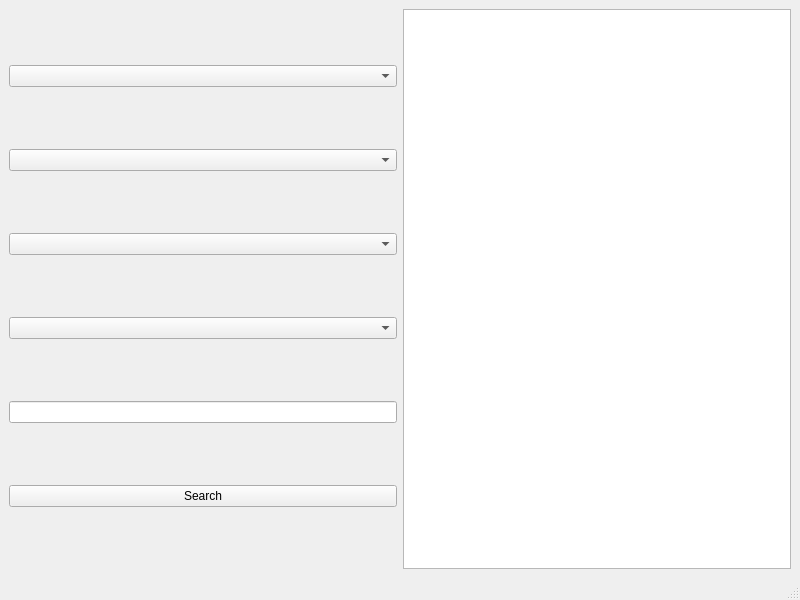
Technohamster-py/mai-db-learn, file ui/mainWindow.ui: the form before one commit.
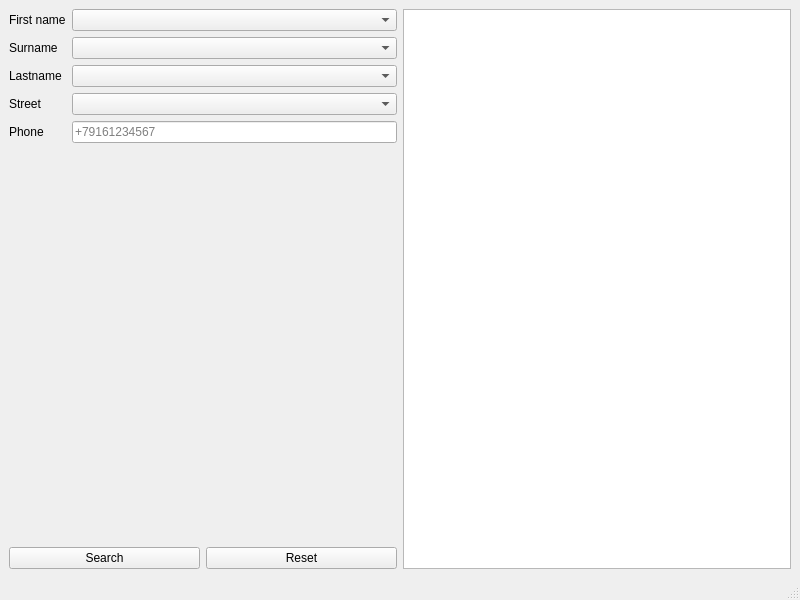
The form after the commit.

Commit message: Changed main layout

What changed in the file:
```diff
--- a/ui/mainWindow.ui
+++ b/ui/mainWindow.ui
@@ -18,20 +18,87 @@
     <item>
      <layout class="QVBoxLayout" name="serachLayout">
       <item>
+       <layout class="QFormLayout" name="formLayout_2">
+        <item row="0" column="0">
+         <widget class="QLabel" name="label">
+          <property name="text">
+           <string>First name</string>
+          </property>
+         </widget>
+        </item>
+        <item row="0" column="1">
        <widget class="QComboBox" name="FirstnameCombo"/>
       </item>
-      <item>
+        <item row="1" column="0">
+         <widget class="QLabel" name="label_2">
+          <property name="text">
+           <string>Surname</string>
+          </property>
+         </widget>
+        </item>
+        <item row="1" column="1">
        <widget class="QComboBox" name="SurnameCombo"/>
       </item>
-      <item>
+        <item row="2" column="0">
+         <widget class="QLabel" name="label_3">
+          <property name="text">
+           <string>Lastname</string>
+          </property>
+         </widget>
+        </item>
+        <item row="2" column="1">
        <widget class="QComboBox" name="LastnameCombo"/>
       </item>
-      <item>
+        <item row="3" column="0">
+         <widget class="QLabel" name="label_4">
+          <property name="text">
+           <string>Street</string>
+          </property>
+         </widget>
+        </item>
+        <item row="3" column="1">
        <widget class="QComboBox" name="StreetCombo"/>
       </item>
+        <item row="4" column="0">
+         <widget class="QLabel" name="label_5">
+          <property name="text">
+           <string>Phone</string>
+          </property>
+         </widget>
+        </item>
+        <item row="4" column="1">
+         <widget class="QLineEdit" name="phoneEdit">
+          <property name="inputMask">
+           <string/>
+          </property>
+          <property name="text">
+           <string/>
+          </property>
+          <property name="maxLength">
+           <number>12</number>
+          </property>
+          <property name="placeholderText">
+           <string notr="true">+79161234567</string>
+          </property>
+         </widget>
+        </item>
+       </layout>
+      </item>
       <item>
-       <widget class="QLineEdit" name="phoneEdit"/>
+       <spacer name="verticalSpacer">
+        <property name="orientation">
+         <enum>Qt::Orientation::Vertical</enum>
+        </property>
+        <property name="sizeHint" stdset="0">
+         <size>
+          <width>20</width>
+          <height>40</height>
+         </size>
+        </property>
+       </spacer>
       </item>
+      <item>
+       <layout class="QHBoxLayout" name="horizontalLayout_2">
       <item>
        <widget class="QPushButton" name="searchButton">
         <property name="text">
@@ -39,6 +106,15 @@
         </property>
        </widget>
       </item>
+        <item>
+         <widget class="QPushButton" name="pushButton">
+          <property name="text">
+           <string>Reset</string>
+          </property>
+         </widget>
+        </item>
+       </layout>
+      </item>
      </layout>
     </item>
     <item>
```
Left out of the diff: 4 changed lines with no effect on the pictures. Lines whose indentation alone changed are shown as unchanged. The commit also changes 1 other file.
